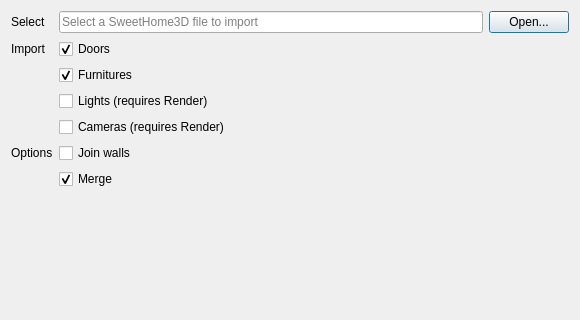
rostskadat/FreeCAD-SH3D, file SH3D_Import.ui: the form before one commit; both pictures show x 0 to 580 and y 0 to 320 of the 580 by 528 pixel window.
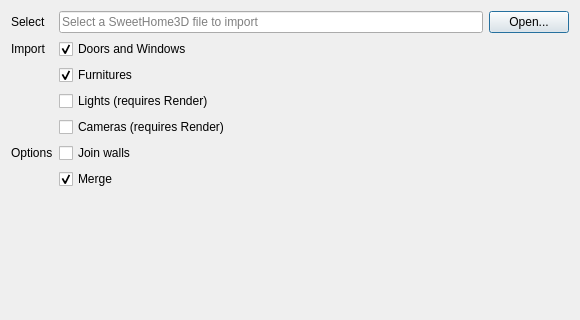
The form after the commit.

Commit message: Fixed arqued walls

The edit to the form file:
```diff
--- a/SH3D_Import.ui
+++ b/SH3D_Import.ui
@@ -83,7 +83,7 @@
        <item row="1" column="1">
         <widget class="QCheckBox" name="importDoors">
          <property name="text">
-          <string>Doors</string>
+          <string>Doors and Windows</string>
          </property>
          <property name="checked">
           <bool>true</bool>
```
The commit also changes 1 other file.
